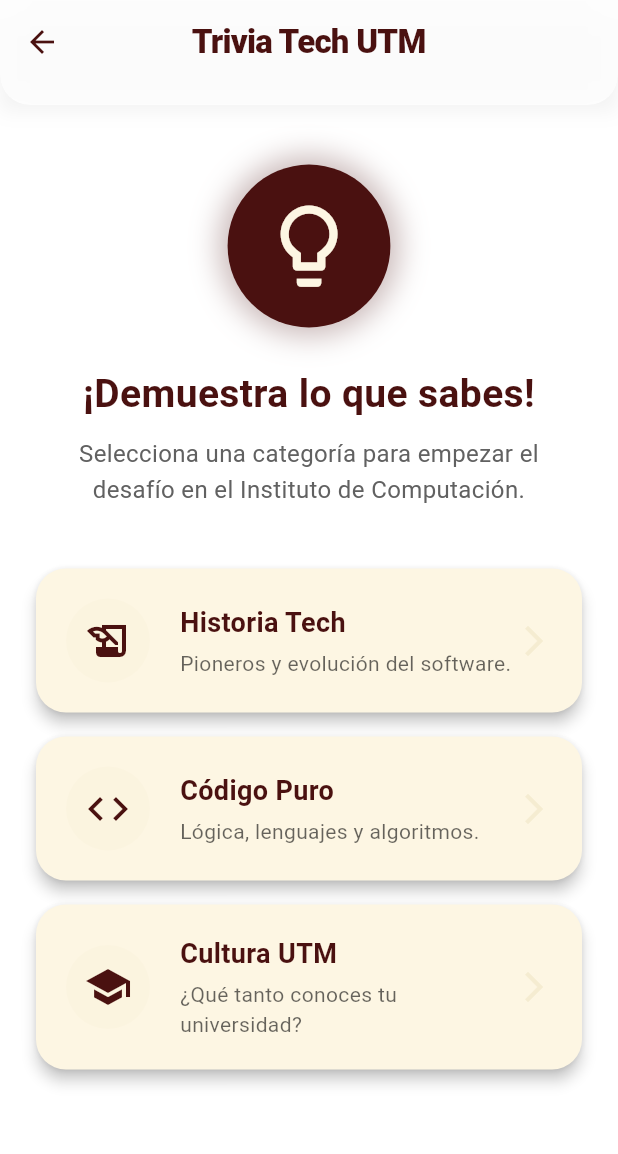
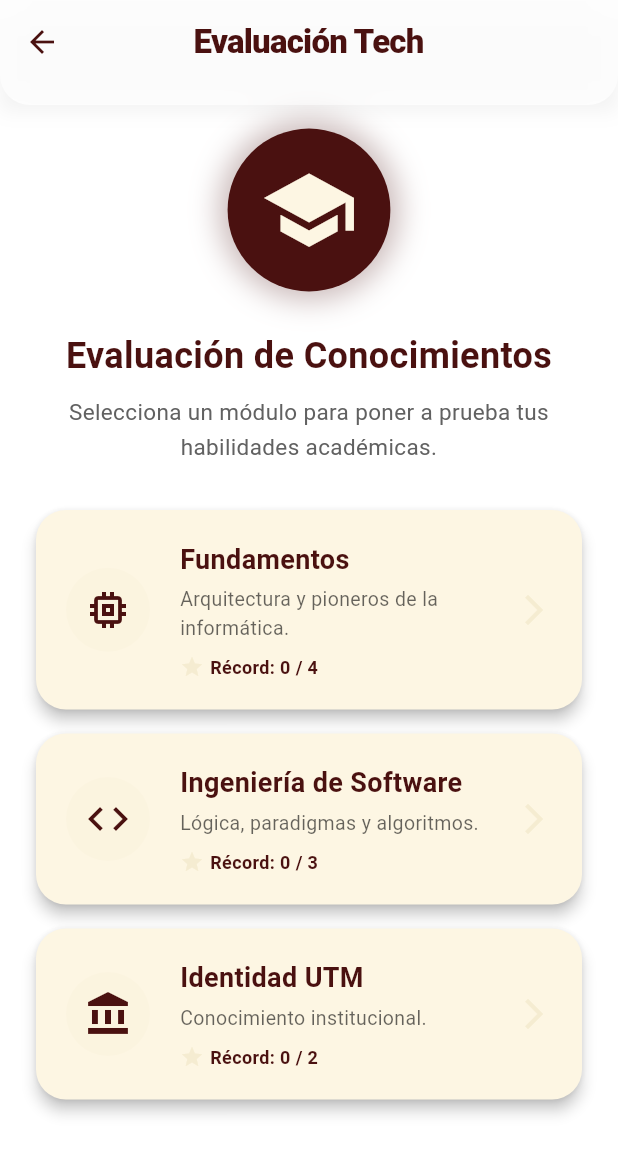
Before and after one commit to Perezcortes/Ichi-UTM, a Flutter app: the TriviaScreen screen opened directly, on a phone screen of 412 x 824 dp. Shown: the top 1154 px of the screen. Run offline on Flutter 3.47's test engine with Material 3 defaults, Android fonts, the phone set to English and light mode, and no system bars; our stand-ins replace carousel_slider, flutter_dotenv, flutter_tts, permission_handler, shared_preferences; missing offline and left inert: mapbox_maps_flutter; accounts and stored records are empty; statements that could not run were skipped.

Commit message:
Ajustes finales juego Jose

```diff
--- a/lib/games/trivia_jose/preguntas_trivia.dart
+++ b/lib/games/trivia_jose/preguntas_trivia.dart
@@ -3,7 +3,7 @@
 class Pregunta {
   final String texto;
   final List<String> opciones;
-  final int respuestaCorrecta; // Índice de la lista (0 a 3)
+  final int respuestaCorrecta;
   final String explicacion;
 
   Pregunta({
@@ -14,15 +14,19 @@ class Pregunta {
   });
 }
 
-// Mapa que organiza las preguntas por categorías
 final Map<String, List<Pregunta>> bancoDePreguntas = {
   'historia': [
     Pregunta(
       texto: '¿Quién es considerado el "Padre de la Computación"?',
-      opciones: ['Bill Gates', 'Alan Turing', 'Steve Jobs', 'Ada Lovelace'],
+      opciones: [
+        'John von Neumann',
+        'Alan Turing',
+        'Charles Babbage',
+        'Ada Lovelace',
+      ],
       respuestaCorrecta: 1,
       explicacion:
-          'Alan Turing diseñó la máquina de Turing y descifró el código Enigma en la 2da Guerra Mundial.',
+          'Alan Turing formalizó los conceptos de algoritmo y computación con su máquina de Turing.',
     ),
     Pregunta(
       texto: '¿Cuál fue la primera programadora de la historia?',
@@ -34,38 +38,92 @@ final Map<String, List<Pregunta>> bancoDePreguntas = {
       ],
       respuestaCorrecta: 2,
       explicacion:
-          'Ada Lovelace escribió el primer algoritmo destinado a ser procesado por una máquina en 1843.',
+          'Ada Lovelace concibió el primer algoritmo destinado a ser procesado por la Máquina Analítica en 1843.',
+    ),
+    Pregunta(
+      texto:
+          '¿Qué arquitectura define el diseño de la mayoría de las computadoras modernas?',
+      opciones: [
+        'Arquitectura Harvard',
+        'Arquitectura de Turing',
+        'Arquitectura ARM',
+        'Arquitectura de Von Neumann',
+      ],
+      respuestaCorrecta: 3,
+      explicacion:
+          'Propuesta en 1945, describe una computadora con una memoria que contiene tanto datos como instrucciones.',
+    ),
+    Pregunta(
+      texto: '¿Quién inventó el World Wide Web (WWW)?',
+      opciones: [
+        'Tim Berners-Lee',
+        'Vint Cerf',
+        'Bill Gates',
+        'Linus Torvalds',
+      ],
+      respuestaCorrecta: 0,
+      explicacion:
+          'Tim Berners-Lee inventó la Web en 1989 mientras trabajaba en el CERN.',
     ),
   ],
   'codigo': [
     Pregunta(
-      texto:
-          'En Flutter, ¿qué widget se usa para apilar elementos uno sobre otro (eje Z)?',
-      opciones: ['Column', 'Row', 'Stack', 'ListView'],
+      texto: 'En la Programación Orientada a Objetos, ¿qué es el Polimorfismo?',
+      opciones: [
+        'Ocultar los datos internos de una clase',
+        'La capacidad de un objeto de tomar muchas formas',
+        'Crear múltiples instancias de una clase',
+        'La herencia múltiple entre clases',
+      ],
+      respuestaCorrecta: 1,
+      explicacion:
+          'El polimorfismo permite que objetos de diferentes clases respondan a la misma llamada de método de su propia manera.',
+    ),
+    Pregunta(
+      texto: '¿Qué significa la notación Big O (O grande) en algoritmos?',
+      opciones: [
+        'La cantidad de memoria exacta que usa',
+        'El número de líneas de código',
+        'La complejidad temporal o espacial en el peor de los casos',
+        'El tiempo en milisegundos que tarda en compilar',
+      ],
       respuestaCorrecta: 2,
       explicacion:
-          'El widget Stack permite colocar widgets encima de otros, como capas.',
+          'Se utiliza en Ciencias de la Computación para describir el rendimiento o la complejidad de un algoritmo.',
     ),
     Pregunta(
-      texto: '¿Qué lenguaje de programación es la base de Flutter?',
-      opciones: ['Java', 'Swift', 'Python', 'Dart'],
-      respuestaCorrecta: 3,
+      texto: 'En bases de datos relacionales, ¿qué asegura la propiedad ACID?',
+      opciones: [
+        'Atomicidad, Consistencia, Aislamiento y Durabilidad',
+        'Acceso, Control, Integridad y Datos',
+        'Asincronía, Concurrencia, Índices y Duplicación',
+        'Agrupación, Caché, Inserción y Dependencia',
+      ],
+      respuestaCorrecta: 0,
       explicacion:
-          'Dart es el lenguaje optimizado para UI creado por Google que utiliza Flutter.',
+          'Son las propiedades fundamentales que garantizan que las transacciones de base de datos se procesen de manera confiable.',
     ),
   ],
   'cultura': [
     Pregunta(
-      texto: '¿Qué significa la sigla UTM?',
-      opciones: [
-        'Universidad Técnica de México',
-        'Universidad Tecnológica de la Mixteca',
-        'Unión de Tecnologías Modernas',
-        'Universidad de Telecomunicaciones y Matemáticas',
-      ],
+      texto:
+          '¿En qué año fue fundada la Universidad Tecnológica de la Mixteca (UTM)?',
+      opciones: ['1988', '1990', '1995', '2000'],
       respuestaCorrecta: 1,
       explicacion:
-          'La UTM es la máxima casa de estudios de la región Mixteca, fundada en 1990.',
+          'La UTM fue inaugurada oficialmente en el año 1990, siendo el pilar del Sistema de Universidades Estatales de Oaxaca (SUNEO).',
+    ),
+    Pregunta(
+      texto: '¿Cuáles son los colores institucionales oficiales de la UTM?',
+      opciones: [
+        'Azul y Oro',
+        'Rojo y Blanco',
+        'Guinda y Crema (Dorado)',
+        'Verde y Blanco',
+      ],
+      respuestaCorrecta: 2,
+      explicacion:
+          'Los colores que representan a la institución son el Guinda y el tono Crema/Dorado.',
     ),
   ],
 };
--- a/lib/games/trivia_jose/trivia_screen.dart
+++ b/lib/games/trivia_jose/trivia_screen.dart
@@ -1,8 +1,9 @@
 import 'dart:ui';
 import 'package:flutter/material.dart';
+import 'package:shared_preferences/shared_preferences.dart';
 import '../../utils/constants.dart';
-// ¡Importación activada!
 import 'juego_screen.dart';
+import 'preguntas_trivia.dart';
 
 class TriviaScreen extends StatefulWidget {
   const TriviaScreen({super.key});
@@ -16,10 +17,18 @@ class _TriviaScreenState extends State<TriviaScreen>
   late AnimationController _controller;
   late Animation<double> _scaleAnimation;
 
+  // Mapa para guardar los récords visualmente
+  Map<String, int> _mejoresPuntajes = {
+    'historia': 0,
+    'codigo': 0,
+    'cultura': 0,
+  };
+
   @override
   void initState() {
     super.initState();
-    // Animación de "latido" para el ícono principal
+    _cargarPuntajes(); // Carga los puntajes al iniciar
+
     _controller = AnimationController(
       vsync: this,
       duration: const Duration(milliseconds: 1500),
@@ -31,26 +40,50 @@ class _TriviaScreenState extends State<TriviaScreen>
     ).animate(CurvedAnimation(parent: _controller, curve: Curves.easeInOut));
   }
 
+  // --- FUNCIÓN PARA LEER LA MEMORIA ---
+  Future<void> _cargarPuntajes() async {
+    final prefs = await SharedPreferences.getInstance();
+    setState(() {
+      _mejoresPuntajes['historia'] = prefs.getInt('record_historia') ?? 0;
+      _mejoresPuntajes['codigo'] = prefs.getInt('record_codigo') ?? 0;
+      _mejoresPuntajes['cultura'] = prefs.getInt('record_cultura') ?? 0;
+    });
+  }
+
   @override
   void dispose() {
     _controller.dispose();
     super.dispose();
   }
 
-  // Widget personalizado para las tarjetas de categoría
   Widget _buildCategoriaCard(
+    String idCategoria,
     String titulo,
     String subtitulo,
     IconData icono,
-    VoidCallback onTap,
   ) {
+    int maxPreguntas = bancoDePreguntas[idCategoria]?.length ?? 0;
+    int record = _mejoresPuntajes[idCategoria] ?? 0;
+
     return Card(
       elevation: 4,
       shape: RoundedRectangleBorder(borderRadius: BorderRadius.circular(20)),
       color: cremaUTM,
       margin: const EdgeInsets.only(bottom: 16),
       child: InkWell(
-        onTap: onTap,
+        onTap: () async {
+          // El await espera a que regreses del juego para recargar los puntajes
+          final recargar = await Navigator.push(
+            context,
+            MaterialPageRoute(
+              builder: (context) =>
+                  JuegoScreen(categoria: idCategoria, tituloCategoria: titulo),
+            ),
+          );
+          if (recargar == true) {
+            _cargarPuntajes();
+          }
+        },
         borderRadius: BorderRadius.circular(20),
         child: Padding(
           padding: const EdgeInsets.all(20),
@@ -81,9 +114,25 @@ class _TriviaScreenState extends State<TriviaScreen>
                     Text(
                       subtitulo,
                       style: TextStyle(
-                        fontSize: 14,
+                        fontSize: 13,
                         color: Colors.black.withValues(alpha: 0.6),
                       ),
+                    ),
+                    const SizedBox(height: 8),
+                    // --- MUESTRA EL RÉCORD ---
+                    Row(
+                      children: [
+                        const Icon(Icons.star, color: doradoUTM, size: 16),
+                        const SizedBox(width: 4),
+                        Text(
+                          'Récord: $record / $maxPreguntas',
+                          style: const TextStyle(
+                            fontSize: 12,
+                            fontWeight: FontWeight.bold,
+                            color: guindaUTM,
+                          ),
+                        ),
+                      ],
                     ),
                   ],
                 ),
@@ -99,11 +148,8 @@ class _TriviaScreenState extends State<TriviaScreen>
   @override
   Widget build(BuildContext context) {
     return Scaffold(
-      backgroundColor: Colors.white, // Fondo limpio
-      // 1. EL TRUCO: Permitir que el body suba
+      backgroundColor: Colors.white,
       extendBodyBehindAppBar: true,
-
-      // 2. EL APPBAR ESMERILADO (Glassmorphism)
       appBar: PreferredSize(
         preferredSize: const Size.fromHeight(70),
         child: Container(
@@ -124,26 +170,18 @@ class _TriviaScreenState extends State<TriviaScreen>
               filter: ImageFilter.blur(sigmaX: 10, sigmaY: 10),
               child: AppBar(
                 title: const Text(
-                  'Trivia Tech UTM',
+                  'Evaluación Tech',
                   style: TextStyle(
-                    color: guindaUTM, // <-- ACENTO GUINDA
+                    color: guindaUTM,
                     fontWeight: FontWeight.w900,
                     fontSize: 22,
                     letterSpacing: -0.5,
                   ),
                 ),
-                backgroundColor: Colors.white.withValues(
-                  alpha: 0.7,
-                ), // Translúcido
+                backgroundColor: Colors.white.withValues(alpha: 0.7),
                 elevation: 0,
                 centerTitle: true,
-                // Botón de regresar en guinda
                 iconTheme: const IconThemeData(color: guindaUTM),
-                shape: const RoundedRectangleBorder(
-                  borderRadius: BorderRadius.vertical(
-                    bottom: Radius.circular(20),
-                  ),
-                ),
               ),
             ),
           ),
@@ -151,12 +189,10 @@ class _TriviaScreenState extends State<TriviaScreen>
       ),
       body: SafeArea(
         child: Padding(
-          padding: const EdgeInsets.all(24.0),
+          padding: const EdgeInsets.symmetric(horizontal: 24.0),
           child: Column(
-            crossAxisAlignment: CrossAxisAlignment.center,
             children: [
               const SizedBox(height: 20),
-              // --- CABECERA ANIMADA ---
               ScaleTransition(
                 scale: _scaleAnimation,
                 child: Container(
@@ -173,17 +209,17 @@ class _TriviaScreenState extends State<TriviaScreen>
                     ],
                   ),
                   child: const Icon(
-                    Icons.lightbulb_outline,
+                    Icons.school,
                     size: 60,
                     color: cremaUTM,
-                  ),
+                  ), // Ícono más académico
                 ),
               ),
               const SizedBox(height: 30),
               const Text(
-                '¡Demuestra lo que sabes!',
+                'Evaluación de Conocimientos',
                 style: TextStyle(
-                  fontSize: 26,
+                  fontSize: 24,
                   fontWeight: FontWeight.bold,
                   color: guindaUTM,
                 ),
@@ -191,71 +227,36 @@ class _TriviaScreenState extends State<TriviaScreen>
               ),
               const SizedBox(height: 10),
               Text(
-                'Selecciona una categoría para empezar el desafío en el Instituto de Computación.',
+                'Selecciona un módulo para poner a prueba tus habilidades académicas.',
                 style: TextStyle(
-                  fontSize: 16,
+                  fontSize: 15,
                   color: Colors.grey.shade700,
                   height: 1.5,
                 ),
                 textAlign: TextAlign.center,
               ),
-              const SizedBox(height: 40),
-
-              // --- LISTA DE CATEGORÍAS ---
+              const SizedBox(height: 30),
               Expanded(
                 child: ListView(
                   physics: const BouncingScrollPhysics(),
                   children: [
                     _buildCategoriaCard(
-                      'Historia Tech',
-                      'Pioneros y evolución del software.',
-                      Icons.history_edu,
-                      () {
-                        // ¡CONECTADO AL JUEGO!
-                        Navigator.push(
-                          context,
-                          MaterialPageRoute(
-                            builder: (context) => const JuegoScreen(
-                              categoria: 'historia',
-                              tituloCategoria: 'Historia Tech',
-                            ),
-                          ),
-                        );
-                      },
+                      'historia',
+                      'Fundamentos',
+                      'Arquitectura y pioneros de la informática.',
+                      Icons.memory,
                     ),
                     _buildCategoriaCard(
-                      'Código Puro',
-                      'Lógica, lenguajes y algoritmos.',
+                      'codigo',
+                      'Ingeniería de Software',
+                      'Lógica, paradigmas y algoritmos.',
                       Icons.code,
-                      () {
-                        // ¡CONECTADO AL JUEGO!
-                        Navigator.push(
-                          context,
-                          MaterialPageRoute(
-                            builder: (context) => const JuegoScreen(
-                              categoria: 'codigo',
-                              tituloCategoria: 'Código Puro',
-                            ),
-                          ),
-                        );
-                      },
                     ),
                     _buildCategoriaCard(
-                      'Cultura UTM',
-                      '¿Qué tanto conoces tu universidad?',
-                      Icons.school,
-                      () {
-                        // ¡CONECTADO AL JUEGO!
-                        Navigator.push(
-                          context,
-                          MaterialPageRoute(
-                            builder: (context) => const JuegoScreen(
-                              categoria: 'cultura',
-                              tituloCategoria: 'Cultura UTM',
-                            ),
-                          ),
-                        );
-                      },
+                      'cultura',
+                      'Identidad UTM',
+                      'Conocimiento institucional.',
+                      Icons.account_balance,
                     ),
                   ],
                 ),
--- a/pubspec.yaml
+++ b/pubspec.yaml
@@ -36,6 +36,7 @@ dependencies:
   flutter_tts: ^3.8.3
   carousel_slider: ^5.0.0      # Para la galería de fotos
   permission_handler: ^12.0.1
+  shared_preferences: ^2.5.5
 
 dev_dependencies:
   flutter_test:
```
Also changed, not shown: lib/games/trivia_jose/juego_screen.dart (+87 -24 lines), pubspec.lock, 1 other file.
